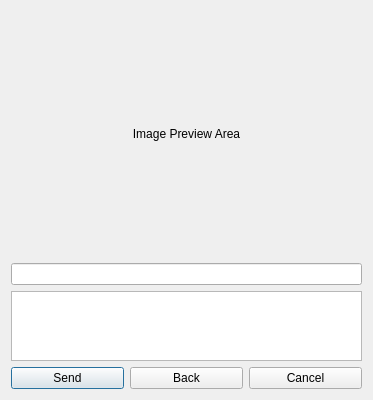
Above: chronicon/ui/pic-preview.ui from berndhs/chronicon before the change. Below: the same form after it.
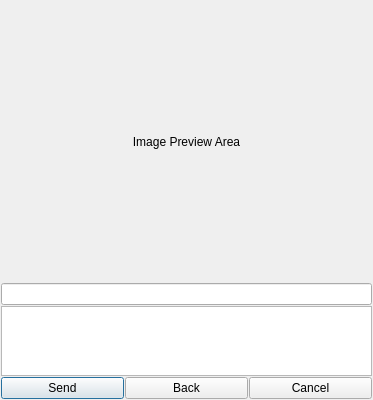
That is the form after the change. Icons and pictures are not drawn.

Commit message: smaller margins for more content, next version number

Patch:
```diff
--- a/chronicon/ui/pic-preview.ui
+++ b/chronicon/ui/pic-preview.ui
@@ -98,6 +98,7 @@
    </item>
   </layout>
  </widget>
+ <layoutdefault spacing="1" margin="1"/>
  <resources>
   <include location="../chronicon.qrc"/>
  </resources>
```
Left out of the diff: 1 changed line with no effect on the pictures. The commit also changes 12 other files.
